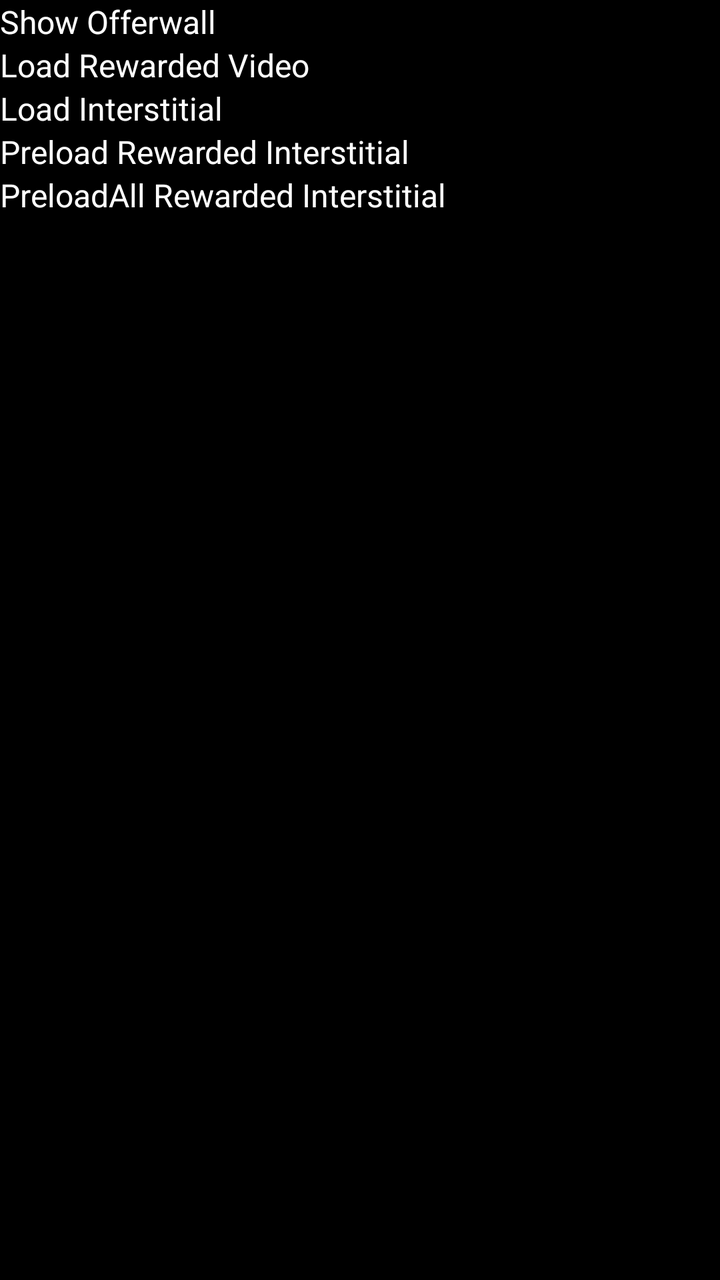
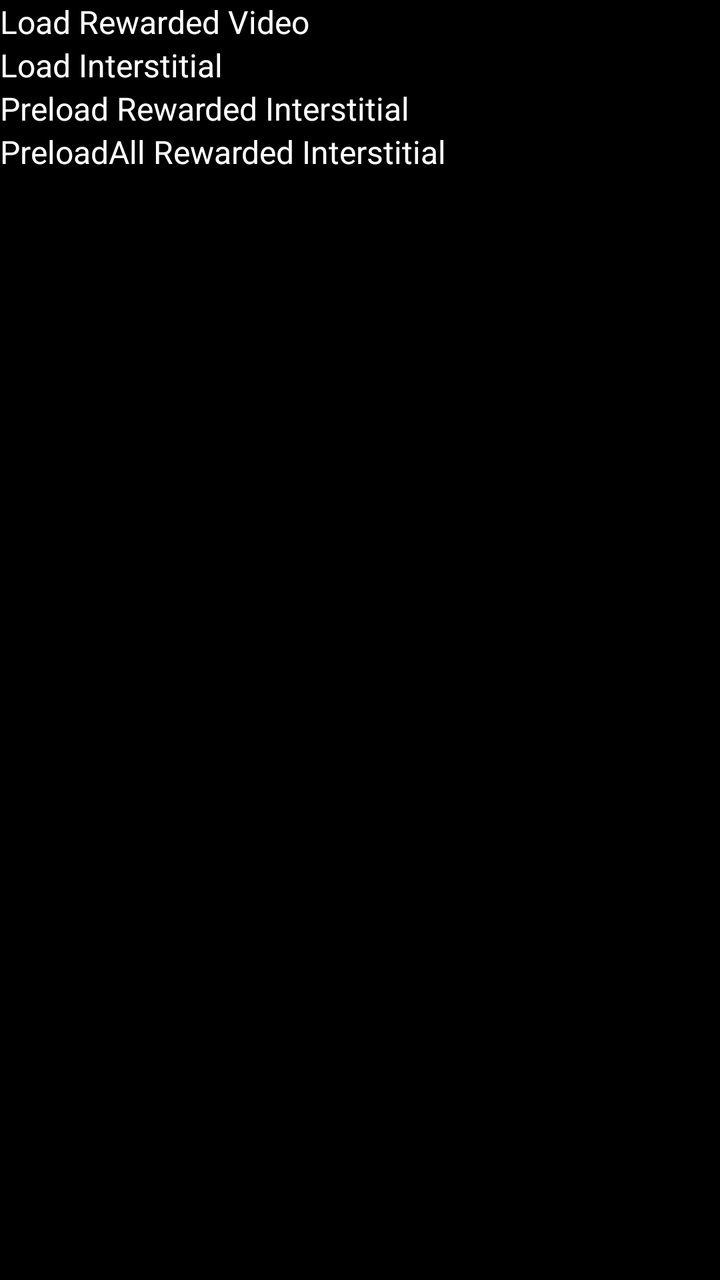

Two renders of the same Android screen: before a commit and after it. Below are the layout's source before the change and the commit's diff.
<!-- AndroidManifest.xml: application theme android:Theme.NoTitleBar.Fullscreen -->
<!-- res/layout/activity_main.xml -->
<?xml version="1.0" encoding="utf-8"?>
<LinearLayout xmlns:android="http://schemas.android.com/apk/res/android"
    xmlns:tools="http://schemas.android.com/tools"
    android:layout_width="match_parent"
    android:layout_height="match_parent"
    android:orientation="vertical"
    tools:context="com.nps.sample.MainActivity">

    <Button
        android:id="@+id/btnShowOfferwall"
        android:layout_width="match_parent"
        android:layout_height="wrap_content"
        android:text="Show Offerwall" />

    <Button
        android:id="@+id/btnLoadVideo"
        android:layout_width="match_parent"
        android:layout_height="wrap_content"
        android:text="Load Rewarded Video" />

    <Button
        android:id="@+id/btnLoadInterstitial"
        android:layout_width="match_parent"
        android:layout_height="wrap_content"
        android:text="Load Interstitial" />

    <Button
        android:id="@+id/btnPreloadRewardedInterstitial"
        android:layout_width="match_parent"
        android:layout_height="wrap_content"
        android:text="Preload Rewarded Interstitial" />

    <Button
        android:id="@+id/btnPreloadAllRewardedInterstitial"
        android:layout_width="match_parent"
        android:layout_height="wrap_content"
        android:text="PreloadAll Rewarded Interstitial" />

</LinearLayout>
<!-- resources referenced by this layout -->
<resources>

</resources>

<!-- the commit's change to res/layout/activity_main.xml (unified diff, before → after) -->
@@ -5,12 +5,6 @@
     android:layout_height="match_parent"
     android:orientation="vertical"
     tools:context="com.nps.sample.MainActivity">
-
-    <Button
-        android:id="@+id/btnShowOfferwall"
-        android:layout_width="match_parent"
-        android:layout_height="wrap_content"
-        android:text="Show Offerwall" />
 
     <Button
         android:id="@+id/btnLoadVideo"
